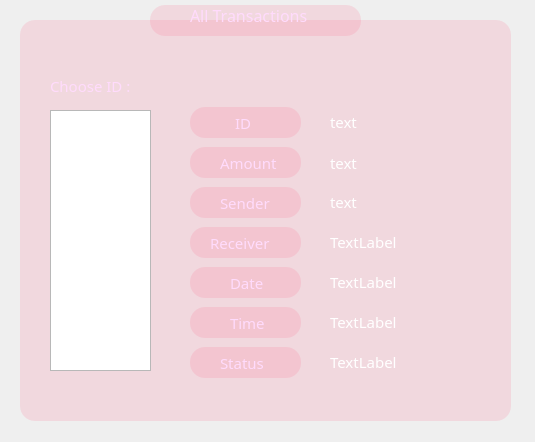
Roro-2004/m7fazty, file m7fazty/view_trans_dialog.ui: the form before one commit.
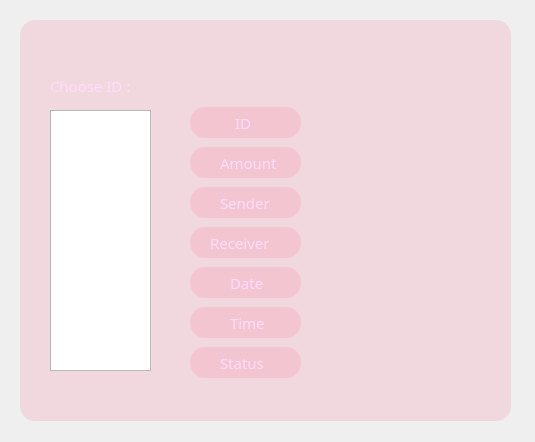
The form after the commit. Icons and pictures are not drawn.

What changed in the file:
```diff
--- a/m7fazty/view_trans_dialog.ui
+++ b/m7fazty/view_trans_dialog.ui
@@ -77,7 +77,7 @@
     </font>
    </property>
    <property name="text">
-    <string>TextLabel</string>
+    <string/>
    </property>
   </widget>
   <widget class="QListWidget" name="listWidget">
@@ -111,7 +111,7 @@
     </font>
    </property>
    <property name="text">
-    <string>TextLabel</string>
+    <string/>
    </property>
   </widget>
   <widget class="QLabel" name="label_sender">
@@ -130,7 +130,7 @@
     </font>
    </property>
    <property name="text">
-    <string>text</string>
+    <string/>
    </property>
   </widget>
   <widget class="QLabel" name="label_time">
@@ -149,7 +149,7 @@
     </font>
    </property>
    <property name="text">
-    <string>TextLabel</string>
+    <string/>
    </property>
   </widget>
   <widget class="QLabel" name="label_amount">
@@ -168,7 +168,7 @@
     </font>
    </property>
    <property name="text">
-    <string>text</string>
+    <string/>
    </property>
   </widget>
   <widget class="QLabel" name="label_status">
@@ -187,7 +187,7 @@
     </font>
    </property>
    <property name="text">
-    <string>TextLabel</string>
+    <string/>
    </property>
   </widget>
   <widget class="QLabel" name="label_id">
@@ -215,71 +215,7 @@
     <enum>QFrame::Plain</enum>
    </property>
    <property name="text">
-    <string>text</string>
-   </property>
-  </widget>
-  <widget class="QLabel" name="label_4">
-   <property name="geometry">
-    <rect>
-     <x>190</x>
-     <y>0</y>
-     <width>161</width>
-     <height>31</height>
-    </rect>
-   </property>
-   <property name="palette">
-    <palette>
-     <active>
-      <colorrole role="WindowText">
-       <brush brushstyle="SolidPattern">
-        <color alpha="255">
-         <red>255</red>
-         <green>219</green>
-         <blue>252</blue>
-        </color>
-       </brush>
-      </colorrole>
-      <colorrole role="ButtonText">
-       <brush brushstyle="SolidPattern">
-        <color alpha="255">
-         <red>255</red>
-         <green>255</green>
-         <blue>255</blue>
-        </color>
-       </brush>
-      </colorrole>
-     </active>
-     <inactive>
-      <colorrole role="WindowText">
-       <brush brushstyle="SolidPattern">
-        <color alpha="255">
-         <red>255</red>
-         <green>219</green>
-         <blue>252</blue>
-        </color>
-       </brush>
-      </colorrole>
-      <colorrole role="ButtonText">
-       <brush brushstyle="SolidPattern">
-        <color alpha="255">
-         <red>255</red>
-         <green>255</green>
-         <blue>255</blue>
-        </color>
-       </brush>
-      </colorrole>
-     </inactive>
-     <disabled/>
-    </palette>
-   </property>
-   <property name="font">
-    <font>
-     <family>Arial Rounded MT Bold</family>
-     <pointsize>12</pointsize>
-    </font>
-   </property>
-   <property name="text">
-    <string>All Transactions</string>
+    <string/>
    </property>
   </widget>
   <widget class="QLabel" name="idText">
@@ -769,26 +705,6 @@
     <string/>
    </property>
   </widget>
-  <widget class="QPushButton" name="pushButton_2">
-   <property name="geometry">
-    <rect>
-     <x>150</x>
-     <y>5</y>
-     <width>211</width>
-     <height>31</height>
-    </rect>
-   </property>
-   <property name="styleSheet">
-    <string notr="true">QPushButton {
- background-color: rgba(255, 90, 130, 0.15);
-    border-radius: 15px;
-}
-</string>
-   </property>
-   <property name="text">
-    <string/>
-   </property>
-  </widget>
   <widget class="QLabel" name="idText_2">
    <property name="geometry">
     <rect>
```
Left out of the diff: 2 changed lines with no effect on the pictures.
